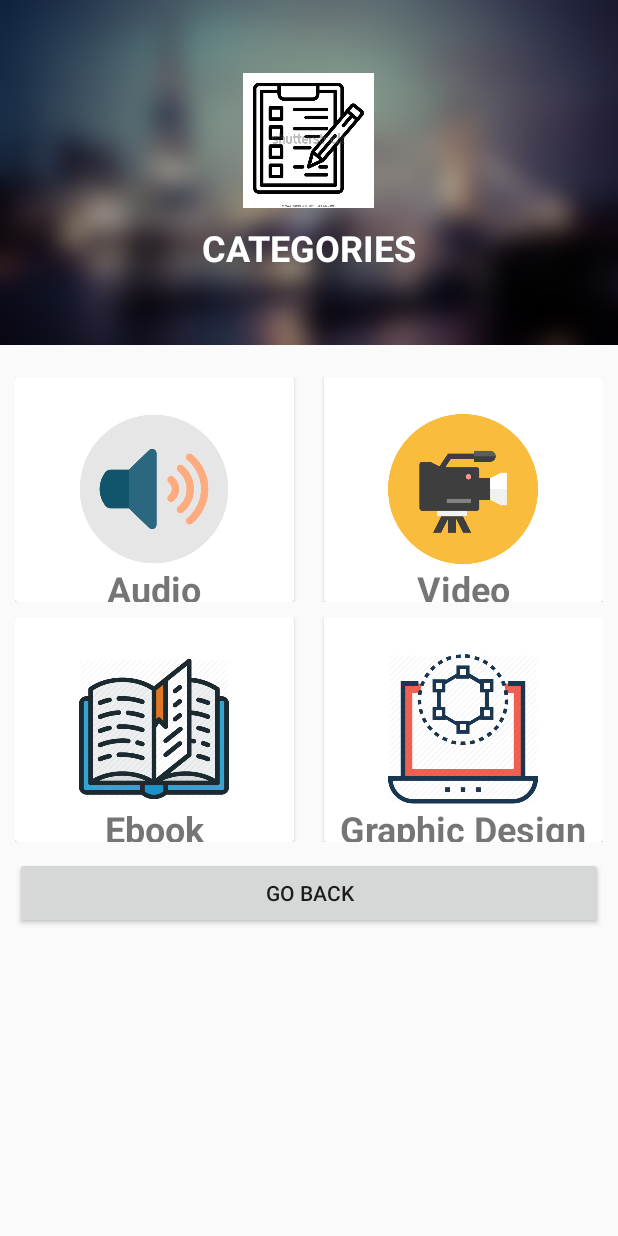
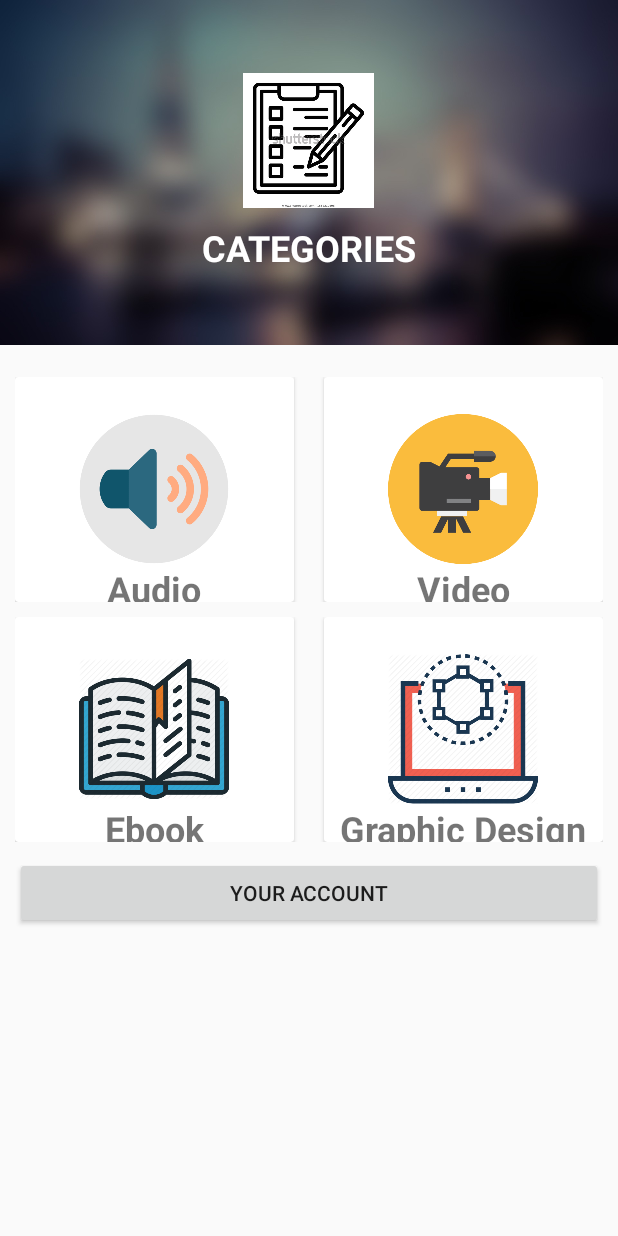
Before and after one commit to singhg93/androidProject, an Android app: the Categories screen opened directly, with no data from a screen before it, on a phone screen of 412 x 824 dp. Run offline under Robolectric (Android 15) with nearby library versions, the light colour scheme and no system bars.

Commit message:
added some values to strings

```diff
--- a/app/src/main/res/values/strings.xml
+++ b/app/src/main/res/values/strings.xml
@@ -46,5 +46,8 @@
     <string name="price">Price</string>
     <string name="list_categories">Browse Categories</string>
     <string name="list_items">Browse all Items</string>
-    <string name="go_back">Go Back</string>
+    <string name="go_back">Your Account</string>
+    <string name="list_items_heading">Orange Marketplace</string>
+    <string name="go_back_to_categories">Browse All Categories</string>
+    <string name="choose_a_file">Choose a file....</string>
 </resources>
```
